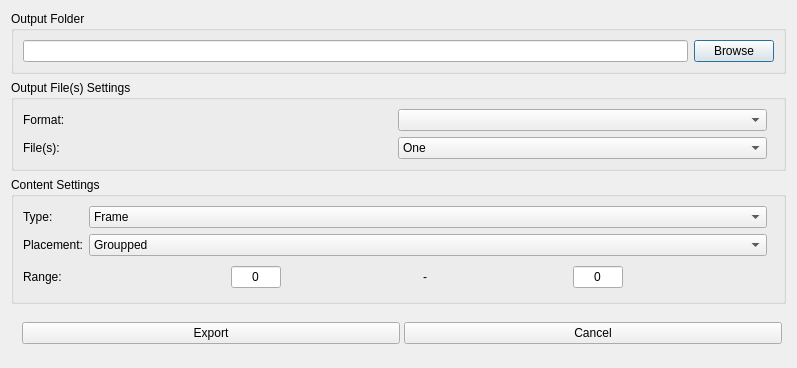
This is source/exportdialog.ui in pionere/d1-graphics-tool as Qt 5 draws it before an edit. The edited form follows.
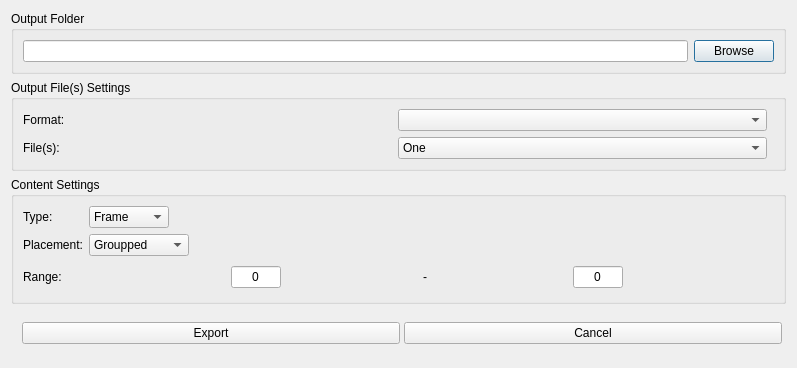
This is the edited form.

Diff of the .ui file:
```diff
--- a/source/exportdialog.ui
+++ b/source/exportdialog.ui
@@ -109,6 +109,18 @@
       </item>
       <item row="0" column="1">
        <widget class="QComboBox" name="contentTypeComboBox">
+        <property name="minimumSize">
+         <size>
+          <width>80</width>
+          <height>0</height>
+         </size>
+        </property>
+        <property name="maximumSize">
+         <size>
+          <width>80</width>
+          <height>16777215</height>
+         </size>
+        </property>
         <item>
          <property name="text">
           <string>Frame</string>
@@ -147,6 +159,18 @@
       </item>
       <item row="1" column="1">
        <widget class="QComboBox" name="contentPlacementComboBox">
+        <property name="minimumSize">
+         <size>
+          <width>100</width>
+          <height>0</height>
+         </size>
+        </property>
+        <property name="maximumSize">
+         <size>
+          <width>100</width>
+          <height>16777215</height>
+         </size>
+        </property>
         <item>
          <property name="text">
           <string>Groupped</string>
```
